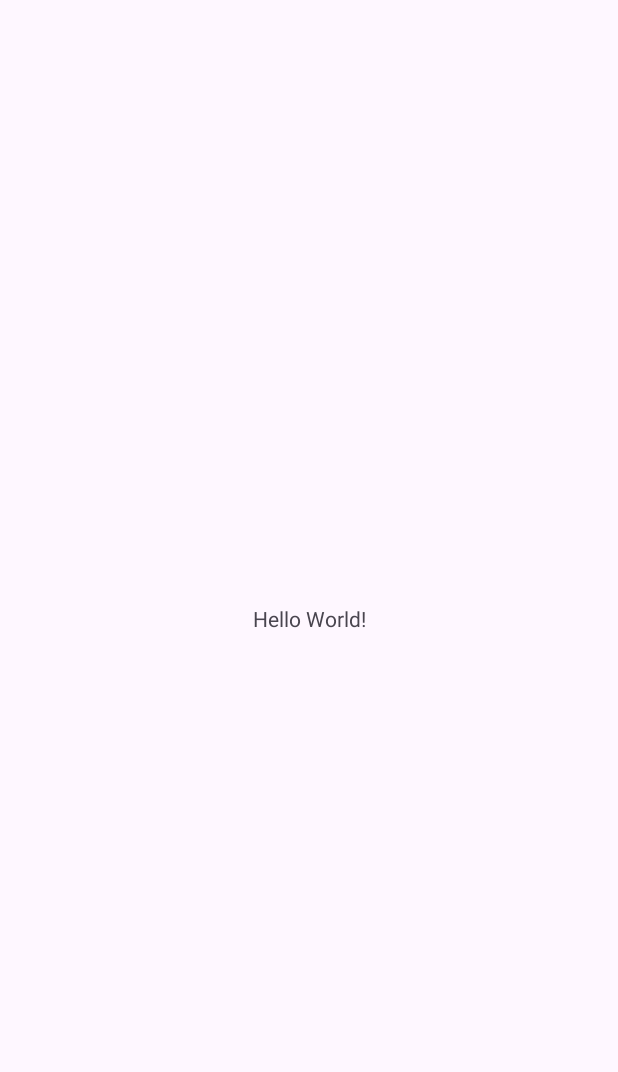
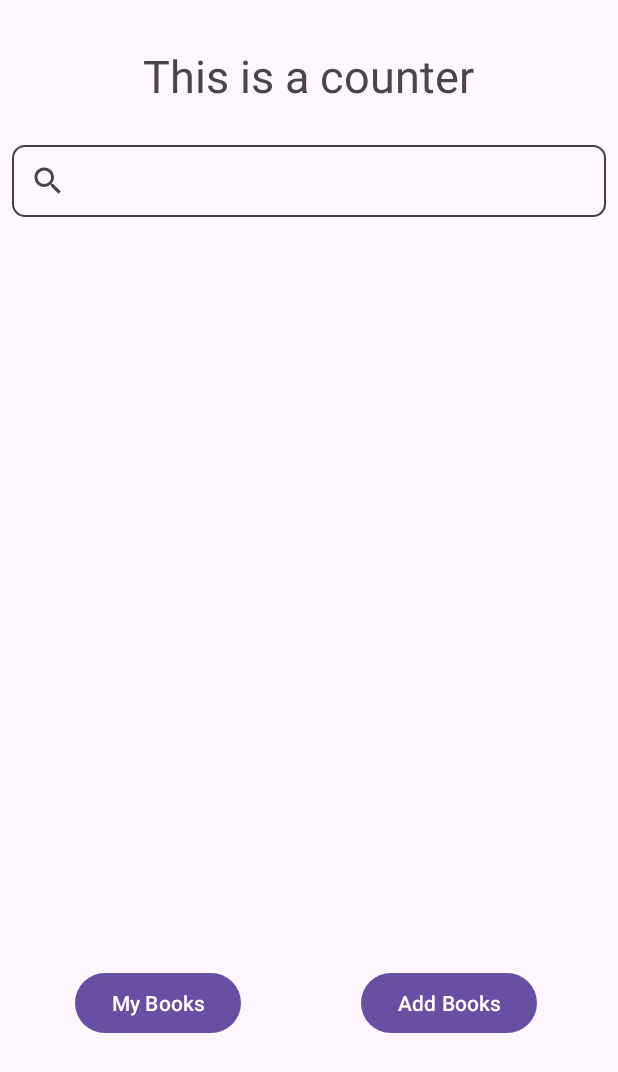
Before and after one commit to QMC40/BiblioCat, an Android app: the screen it shows after launch (MainActivity), on a phone screen of 412 x 824 dp. Before the commit the part shown is almost empty. Shown: the top 1072 px of the screen. Run offline under Robolectric (Android 15) with nearby library versions, the phone set to English and light mode, and no system bars.

Commit message:
add UI version 1

```diff
--- /dev/null
+++ b/app/src/main/res/drawable/search_view_bg.xml
@@ -0,0 +1,10 @@
+<?xml version="1.0" encoding="utf-8"?>
+<shape xmlns:android="http://schemas.android.com/apk/res/android">
+
+    <corners android:radius="8dp"/>
+    <stroke android:color="@color/cardview_dark_background"
+        android:width="1dp"/>
+
+
+
+</shape>
--- a/app/src/main/res/layout/activity_main.xml
+++ b/app/src/main/res/layout/activity_main.xml
@@ -6,13 +6,59 @@
     android:layout_height="match_parent"
     tools:context=".MainActivity">
 
+
     <TextView
+        android:id="@+id/textView"
         android:layout_width="wrap_content"
         android:layout_height="wrap_content"
-        android:text="Hello World!"
+        android:layout_marginTop="30dp"
+        android:layout_marginBottom="700dp"
+        android:text="This is a counter"
+        android:textSize="30sp"
         app:layout_constraintBottom_toBottomOf="parent"
         app:layout_constraintEnd_toEndOf="parent"
+        app:layout_constraintHorizontal_bias="0.497"
         app:layout_constraintStart_toStartOf="parent"
-        app:layout_constraintTop_toTopOf="parent" />
+        app:layout_constraintTop_toTopOf="parent"
+        app:layout_constraintVertical_bias="0.0"
+        tools:ignore="HardcodedText" />
+
+    <SearchView
+        android:id="@+id/searchView"
+        android:layout_width="0dp"
+        android:layout_height="wrap_content"
+        android:layout_margin="8dp"
+        android:layout_marginTop="20dp"
+        android:background="@drawable/search_view_bg"
+        app:layout_constraintBottom_toBottomOf="parent"
+        app:layout_constraintEnd_toEndOf="parent"
+        app:layout_constraintHorizontal_bias="0.0"
+        app:layout_constraintStart_toStartOf="parent"
+        app:layout_constraintTop_toBottomOf="@+id/textView"
+        app:layout_constraintVertical_bias="0.026" />
+
+    <Button
+        android:id="@+id/myBooks"
+        android:layout_width="wrap_content"
+        android:layout_height="wrap_content"
+        android:layout_marginStart="50dp"
+        android:layout_marginTop="500dp"
+        android:text="My Books"
+        app:layout_constraintStart_toStartOf="parent"
+        app:layout_constraintTop_toBottomOf="@+id/searchView"
+        tools:ignore="MissingConstraints" />
+
+    <Button
+        android:id="@+id/addBooks"
+        android:layout_width="wrap_content"
+        android:layout_height="wrap_content"
+        android:layout_marginTop="500dp"
+        android:layout_marginEnd="50dp"
+        android:text="Add Books"
+        app:layout_constraintEnd_toEndOf="parent"
+        app:layout_constraintHorizontal_bias="0.951"
+        app:layout_constraintStart_toEndOf="@+id/myBooks"
+        app:layout_constraintTop_toBottomOf="@+id/searchView"
+        tools:ignore="MissingConstraints" />
 
 </androidx.constraintlayout.widget.ConstraintLayout>
```
